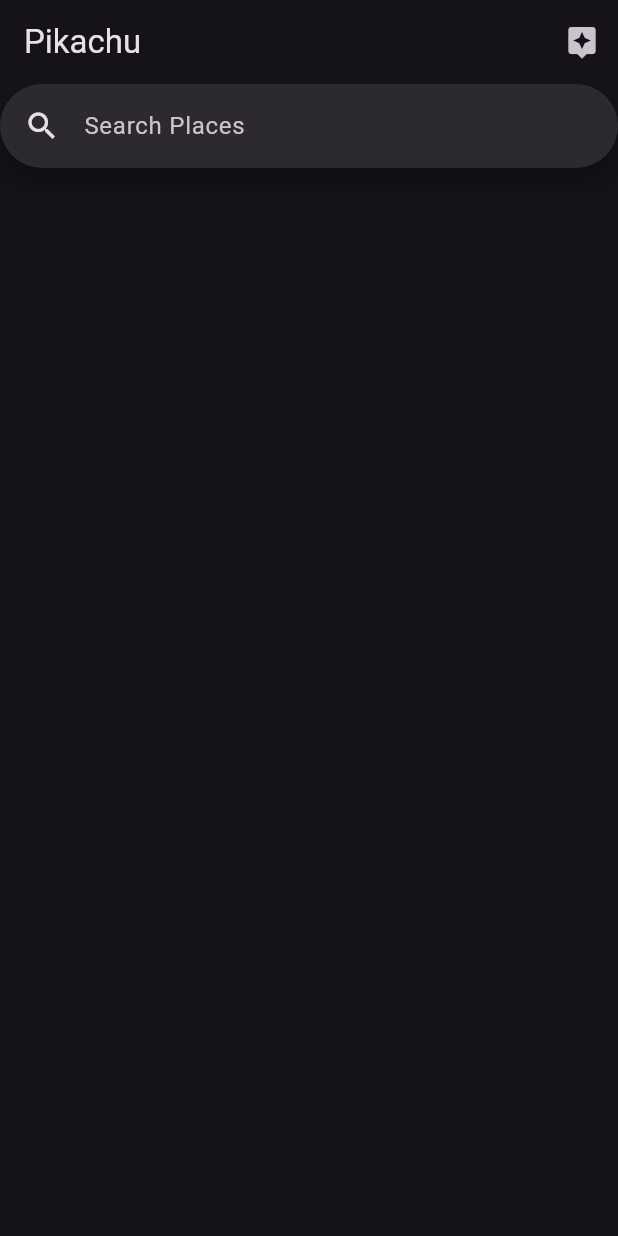
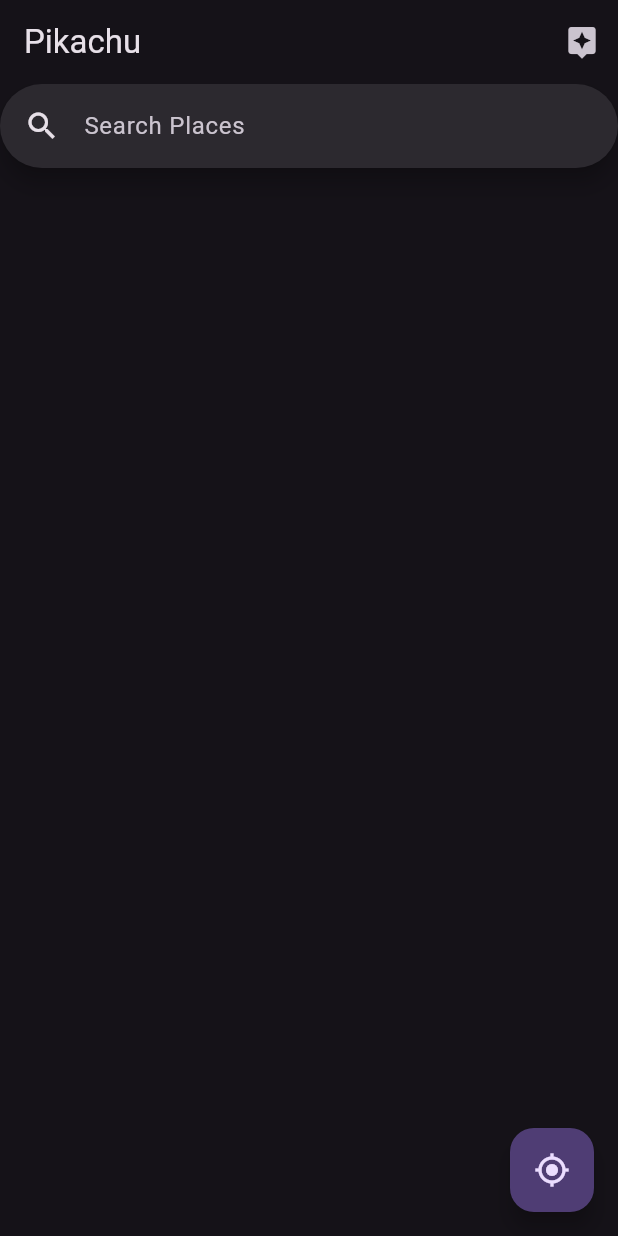
Before and after one commit to SaumyaRaj188/tourism_app, a Flutter app: the screen it shows after launch, on a phone screen of 412 x 824 dp. Run offline on Flutter 3.47's test engine with Material 3 defaults, Android fonts, the phone set to English and light mode, and no system bars.

Commit message:
Minor Fixes

```diff
--- a/lib/search_bar.dart
+++ b/lib/search_bar.dart
@@ -11,6 +11,7 @@ class _MySearchBarState extends State<MySearchBar> {
   @override
   Widget build(BuildContext context) {
     return SearchAnchor.bar(
+      isFullScreen: false,
       barHintText: 'Search Places',
       suggestionsBuilder: (BuildContext context, SearchController controller) {
         if (controller.text.isEmpty) {
--- a/lib/search_page.dart
+++ b/lib/search_page.dart
@@ -1,6 +1,7 @@
 import 'package:flutter/material.dart';
 import 'search_bar.dart';
 import 'chat_page.dart';
+import 'get_current_location.dart';
 
 class MySearchPage extends StatefulWidget {
   const MySearchPage({super.key});
@@ -13,6 +14,7 @@ class _MySearchPageState extends State<MySearchPage> {
   @override
   Widget build(BuildContext context) {
     return Scaffold(
+      floatingActionButton: GetLocation(),
       appBar: AppBar(
         title: Text("Pikachu"),
         actions: <Widget>[
```
Also changed, not shown: lib/city_map.dart (added).
